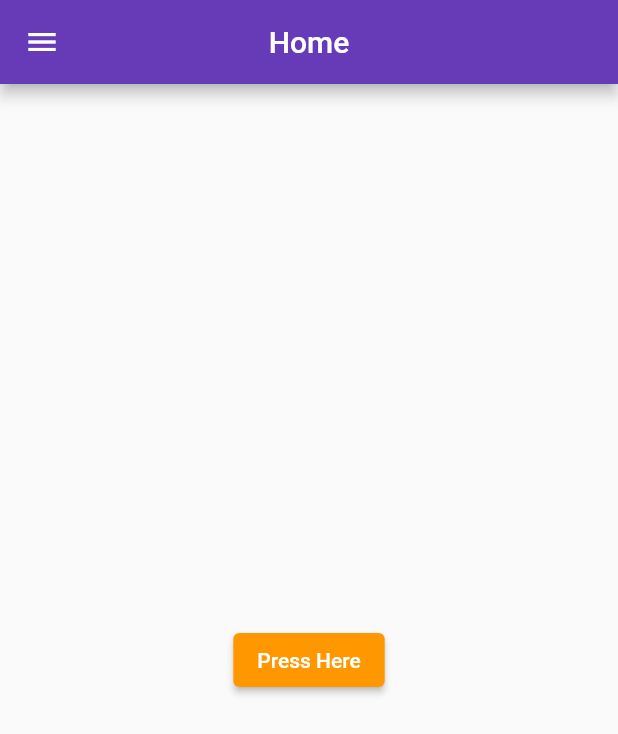
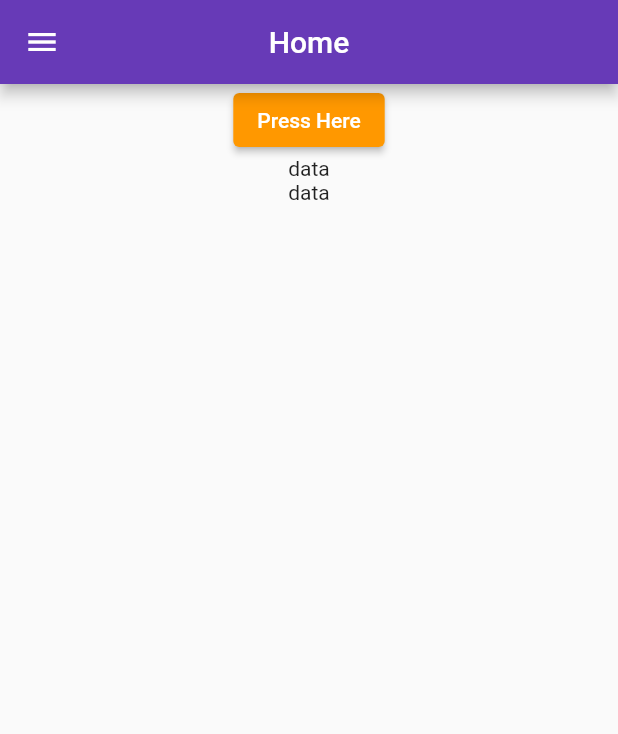
Before and after one commit to vyasaray2001/GitHub_Colab_Try, a Flutter app: the screen it shows after launch, on a phone screen of 412 x 824 dp. Shown: the top 734 px of the screen. Run offline on Flutter 3.47's test engine with Material 2 defaults, Android fonts, the phone set to English and light mode, and no system bars.

Commit message:
added 2 text widgets

```diff
--- a/lib/Pages/home_page.dart
+++ b/lib/Pages/home_page.dart
@@ -12,7 +12,10 @@ class MyHome extends StatelessWidget {
         centerTitle: true,
       ),
       drawer: Drawer(backgroundColor: Colors.deepPurple),
-      body: Center(child: MyButton()),
+      body: Center(
+          child: Column(
+        children: [MyButton(), Text("data"), Text("data")],
+      )),
     );
   }
 }
```
